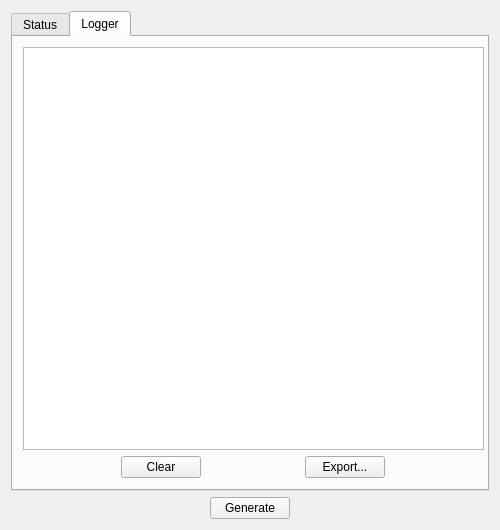
Above: umbrello/codegenwizard/codegenstatuspage.ui from KDE/umbrello before the change. Below: the same form after it.
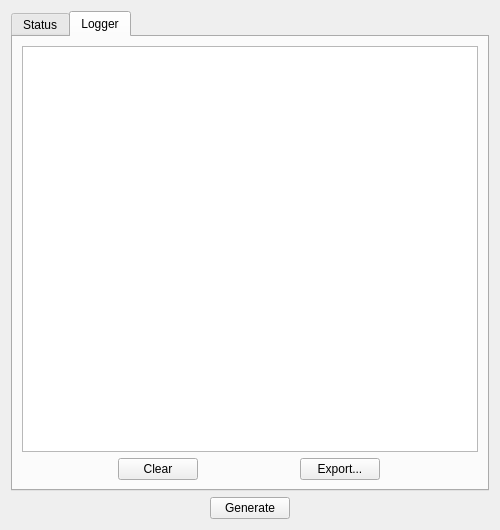
That is the form after the change. The open tabs and pages were chosen to show the change. Custom widgets are drawn as their Qt base class.

What changed in the file:
```diff
--- a/umbrello/codegenwizard/codegenstatuspage.ui
+++ b/umbrello/codegenwizard/codegenstatuspage.ui
@@ -58,15 +58,8 @@
       <attribute name="title">
        <string>Logger</string>
       </attribute>
-      <widget class="QWidget" name="verticalLayoutWidget_2">
-       <property name="geometry">
-        <rect>
-         <x>10</x>
-         <y>10</y>
-         <width>461</width>
-         <height>431</height>
-        </rect>
-       </property>
+      <layout class="QVBoxLayout" name="verticalLayout_3">
+       <item>
        <layout class="QVBoxLayout" name="verticalLayout_2">
         <item>
          <widget class="QTextEdit" name="ui_textEditLogger"/>
@@ -102,7 +95,8 @@
          </layout>
         </item>
        </layout>
-      </widget>
+       </item>
+      </layout>
      </widget>
     </widget>
    </item>
```
Left out of the diff: 2 changed lines with no effect on the pictures. Lines whose indentation alone changed are shown as unchanged.
